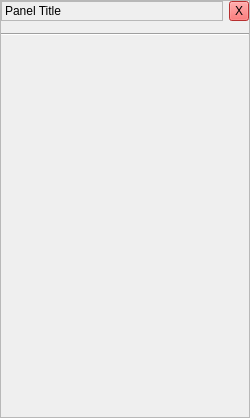
This is sdc/qtgui/content_panel.ui in marosi/SocialDesktopClient as Qt 5 draws it before an edit. The edited form follows.
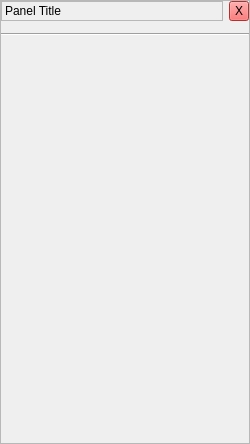
This is the edited form.

Commit message: Core made to a singleton, new global control panel

```diff
--- a/sdc/qtgui/content_panel.ui
+++ b/sdc/qtgui/content_panel.ui
@@ -7,9 +7,15 @@
     <x>0</x>
     <y>0</y>
     <width>250</width>
-    <height>418</height>
+    <height>444</height>
    </rect>
   </property>
+  <property name="sizePolicy">
+   <sizepolicy hsizetype="Preferred" vsizetype="Preferred">
+    <horstretch>0</horstretch>
+    <verstretch>0</verstretch>
+   </sizepolicy>
+  </property>
   <property name="minimumSize">
    <size>
     <width>250</width>
@@ -498,7 +504,7 @@
         <x>0</x>
         <y>0</y>
         <width>244</width>
-        <height>364</height>
+        <height>390</height>
        </rect>
       </property>
       <layout class="QVBoxLayout" name="verticalLayout">
```
Left out of the diff: 4 changed lines with no effect on the pictures. The commit also changes 29 other files.
